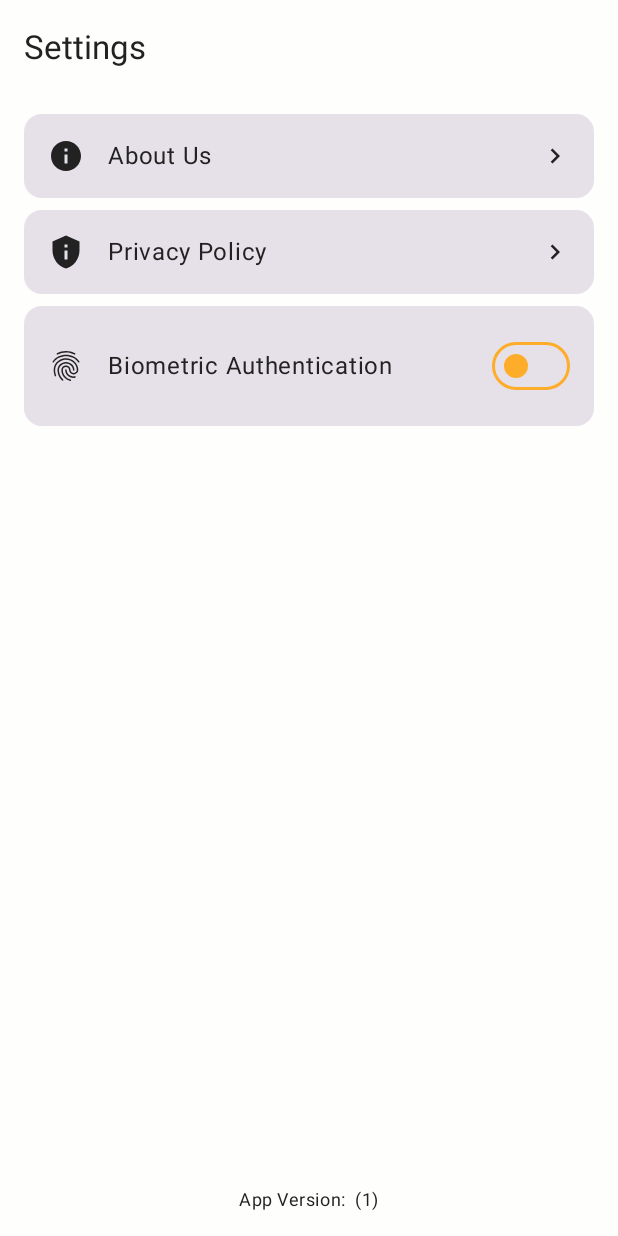
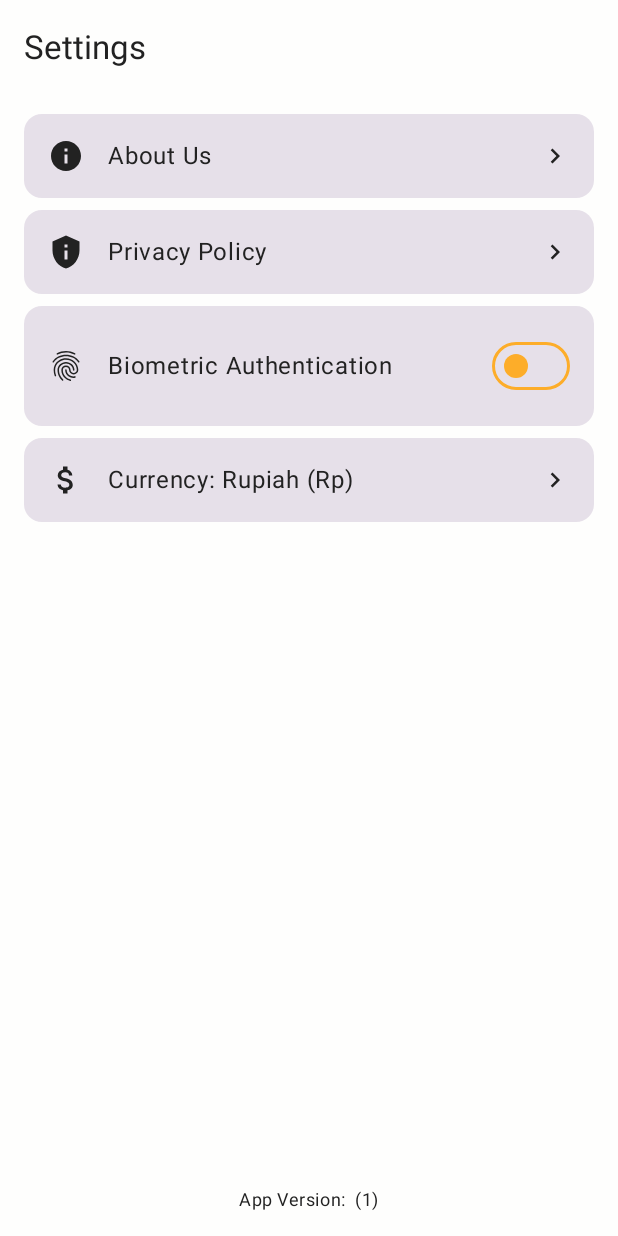
Before and after one commit to auliaadil/one-vault, an Android app built with Jetpack Compose: the composable SettingsScreen shown on its own in the app's theme, on a phone screen of 412 x 824 dp. Run offline under Robolectric (Android 15) with nearby library versions, the light colour scheme and no system bars.

Commit message:
Add default currency in SettingsScreen

```diff
--- a/app/src/main/java/com/adilstudio/project/onevault/presentation/settings/SettingsScreen.kt
+++ b/app/src/main/java/com/adilstudio/project/onevault/presentation/settings/SettingsScreen.kt
@@ -29,6 +29,7 @@ fun SettingsScreen(
     val activity = context as? FragmentActivity
     val biometricEnabled by viewModel.biometricEnabled.collectAsState()
     val errorMessage by viewModel.errorMessage.collectAsState()
+    var showCurrencyDialog by remember { mutableStateOf(false) }
 
     GenericScreen(
         title = stringResource(R.string.settings),
@@ -80,6 +81,25 @@ fun SettingsScreen(
                     }
                 }
             )
+
+            // Currency
+            SettingsItem(
+                icon = Icons.Default.AttachMoney,
+                title = stringResource(R.string.currency_rupiah_label),
+                onClick = { showCurrencyDialog = true }
+            )
+            if (showCurrencyDialog) {
+                AlertDialog(
+                    onDismissRequest = { showCurrencyDialog = false },
+                    confirmButton = {
+                        TextButton(onClick = { showCurrencyDialog = false }) {
+                            Text(stringResource(R.string.currency_info_dialog_ok))
+                        }
+                    },
+                    title = { Text(stringResource(R.string.currency_info_dialog_title)) },
+                    text = { Text(stringResource(R.string.currency_info_dialog_message)) }
+                )
+            }
 
             Spacer(modifier = Modifier.weight(1f))
 
--- a/app/src/main/res/values/strings.xml
+++ b/app/src/main/res/values/strings.xml
@@ -368,4 +368,10 @@
     <string name="screen_capture_description">Capture the current screen to extract bill information</string>
     <string name="start_screen_capture">Start Screen Capture</string>
     <string name="capturing">Capturing…</string>
+
+    <!-- Currency Settings -->
+    <string name="currency_rupiah_label">Currency: Rupiah (Rp)</string>
+    <string name="currency_info_dialog_title">Currency Information</string>
+    <string name="currency_info_dialog_message">Currently, OneVault only supports the Indonesian Rupiah (Rp) for all bill and account transactions. Support for other currencies may be added in future updates.</string>
+    <string name="currency_info_dialog_ok">OK</string>
 </resources>
```
